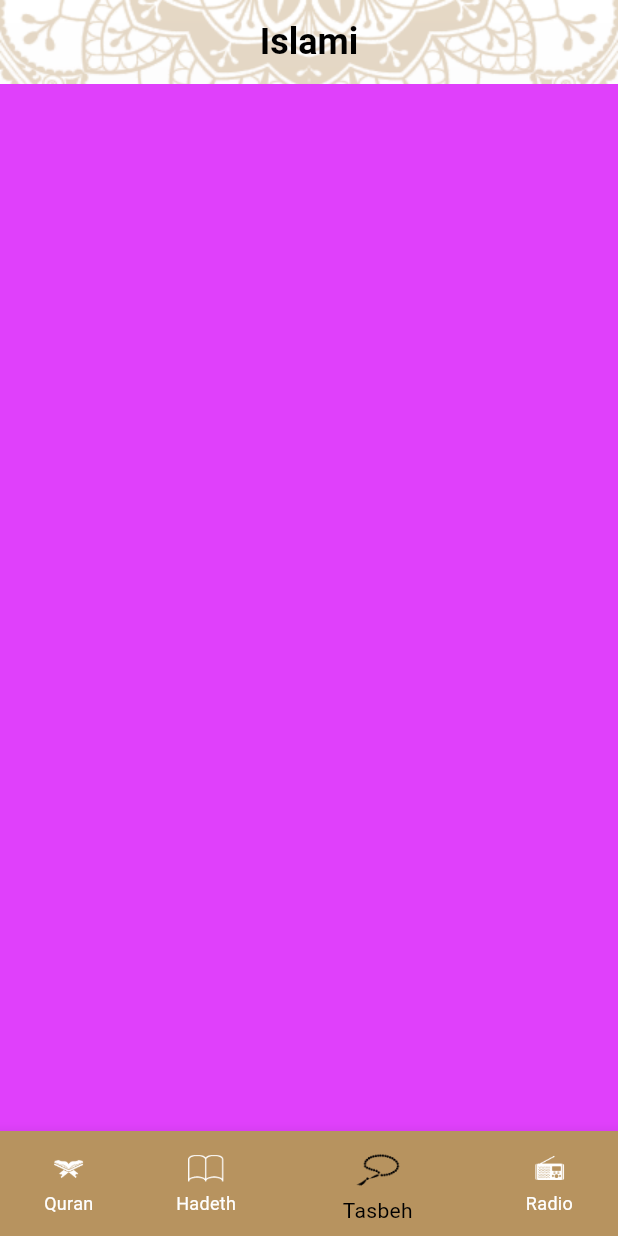
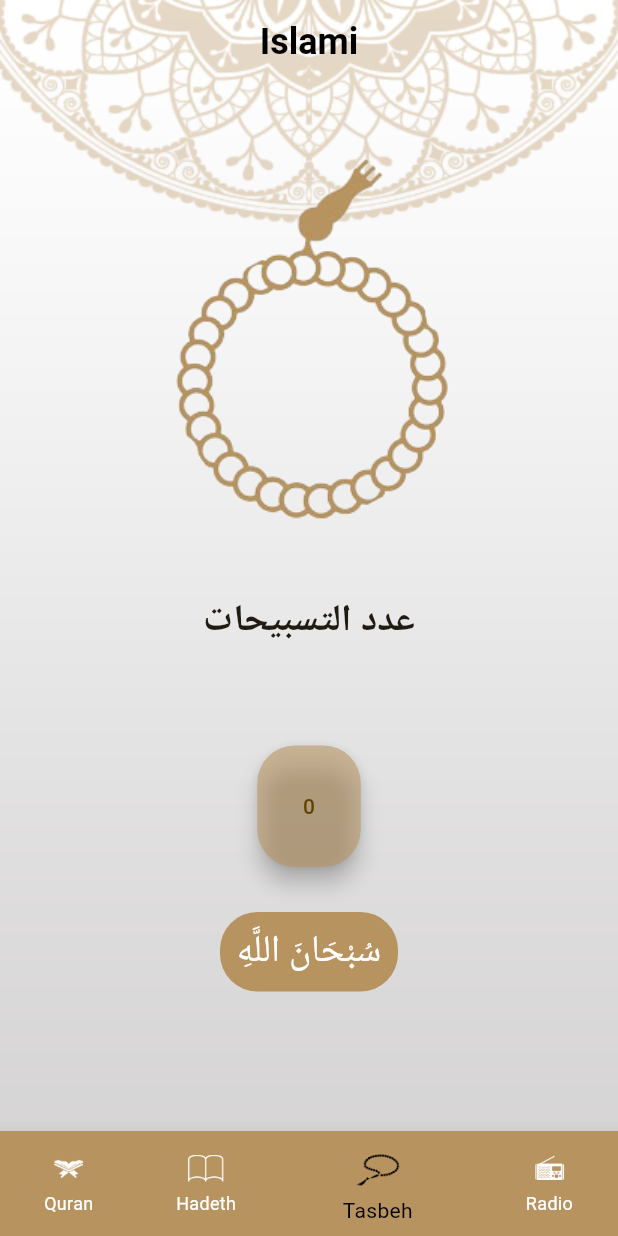
Before and after one commit to mSaaad10/flutter_quran_app_c11_friday, a Flutter app: the screen it shows after launch, item 3 of the bottom bar chosen, on a phone screen of 412 x 824 dp. Run offline on Flutter 3.47's test engine with Material 3 defaults, Android fonts, the phone set to English and light mode, and no system bars.

Commit message:
+tasbeh screen assginment

```diff
--- /dev/null
+++ b/assets/files/tasabe7.txt
@@ -0,0 +1,14 @@
+سُبْحَانَ اللَّهِ
+سُبْحَانَ اللَّهِ وَبِحَمْدِهِ
+سُبْحَانَ اللَّهِ وَالْحَمْدُ لِلَّهِ
+سُبْحَانَ اللهِ العَظِيمِ وَبِحَمْدِهِ
+سُبْحَانَ اللَّهِ وَبِحَمْدِهِ ، سُبْحَانَ اللَّهِ الْعَظِيمِ
+لَا إلَه إلّا اللهُ وَحْدَهُ لَا شَرِيكَ لَهُ، لَهُ الْمُلْكُ وَلَهُ الْحَمْدُ وَهُوَ عَلَى كُلُّ شَيْءِ قَدِيرِ
+الْحَمْدُ للّهِ رَبِّ الْعَالَمِينَ
+لا حَوْلَ وَلا قُوَّةَ إِلا بِاللَّهِ
+الْلَّهُم صَلِّ وَسَلِم وَبَارِك عَلَى سَيِّدِنَا مُحَمَّد
+أستغفر الله
+سُبْحَانَ الْلَّهِ، وَالْحَمْدُ لِلَّهِ، وَلَا إِلَهَ إِلَّا الْلَّهُ، وَالْلَّهُ أَكْبَرُ
+لَا إِلَهَ إِلَّا اللَّهُ
+سُبْحَانَ اللَّهِ ، وَالْحَمْدُ لِلَّهِ ، وَلا إِلَهَ إِلا اللَّهُ ، وَاللَّهُ أَكْبَرُ ، اللَّهُمَّ اغْفِرْ لِي ، اللَّهُمَّ ارْحَمْنِي ، اللَّهُمَّ ارْزُقْنِي
+الْحَمْدُ لِلَّهِ حَمْدًا كَثِيرًا طَيِّبًا مُبَارَكًا فِيهِ ٌ
--- a/lib/main.dart
+++ b/lib/main.dart
@@ -14,6 +14,7 @@ class MyApp extends StatelessWidget {
   @override
   Widget build(BuildContext context) {
     return MaterialApp(
+      debugShowCheckedModeBanner: false,
       routes: {
         SplashScreen.routeName: (_) => SplashScreen(),
         HomeScreen.routeNAme: (_) => HomeScreen(),
--- a/lib/ui/home/tabs/tasbeh_tab/tasbeh_tab.dart
+++ b/lib/ui/home/tabs/tasbeh_tab/tasbeh_tab.dart
@@ -1,12 +1,91 @@
 import 'package:flutter/material.dart';
+import 'package:flutter/services.dart';
 
-class TasbehTab extends StatelessWidget {
+class TasbehTab extends StatefulWidget {
   const TasbehTab({super.key});
 
   @override
+  State<TasbehTab> createState() => _TasbehTabState();
+}
+
+class _TasbehTabState extends State<TasbehTab> {
+  int counter=0;
+  double turns=0.0;
+  int tasbehCount=0;
+  List<String> tasabehList = [];
+  @override
   Widget build(BuildContext context) {
-    return Container(
-      color: Colors.purpleAccent,
+    if (tasabehList.isEmpty) loadTasabehFile();
+    return tasabehList.isEmpty
+        ? Center(
+      child: CircularProgressIndicator(),
+    )
+        :Column(
+      crossAxisAlignment: CrossAxisAlignment.center,
+      children: [
+        AnimatedRotation(
+          turns: turns,
+          duration: Duration(seconds: 1),
+          child:
+
+          Image.asset('assets/images/tasbeh.png',width: 237,height: 339,),
+        ),
+        SizedBox(
+            width: double.infinity,
+            child: Text('عدد التسبيحات',style: TextStyle(fontWeight: FontWeight.w600,fontSize: 25),textAlign: TextAlign.center)),
+        Container(
+          width: 69,
+          height: 81,
+          margin: EdgeInsets.only(top: 65),
+          child: FloatingActionButton(onPressed: () {
+            setState(() {
+              turns += 1 / 30 ;
+              if(counter<30){
+
+                counter++;
+              }
+              else
+              {
+                counter=0;
+                if(tasbehCount<13)
+                {
+                  tasbehCount++;
+                }else{tasbehCount=0;}
+              }
+            });
+          },
+            child: Text('$counter'),
+            backgroundColor: Color(0xffB7935F).withOpacity(0.57),
+            shape: RoundedRectangleBorder(borderRadius: BorderRadius.circular(25)),
+          ),
+        ),
+        Container(
+          margin: EdgeInsets.only(top: 30),
+          decoration: BoxDecoration(
+              borderRadius: BorderRadius.circular(25),
+              color: Color(0xffB7935F)
+          ),
+          child: Padding(
+            padding: const EdgeInsets.all(8.0),
+            child: Text('${tasabehList[tasbehCount]}',style: TextStyle(fontWeight: FontWeight.w400,fontSize: 25,color: Colors.white),textAlign: TextAlign.center,),
+          ),
+        )
+
+      ],
     );
   }
+  void loadTasabehFile() async {
+    String fileContent =
+    await rootBundle.loadString('assets/files/tasabe7.txt');
+    List<String> tasabeh = fileContent.split('\n');
+
+    tasabehList = tasabeh;
+
+    tasabeh.forEach(
+          (element) {
+        print(element);
+      },
+    );
+    setState(() {});
+  }
 }
--- a/pubspec.yaml
+++ b/pubspec.yaml
@@ -19,7 +19,7 @@ publish_to: 'none' # Remove this line if you wish to publish to pub.dev
 version: 1.0.0+1
 
 environment:
-  sdk: '>=3.4.3 <4.0.0'
+  sdk: '3.2.0'
 
 # Dependencies specify other packages that your package needs in order to work.
 # To automatically upgrade your package dependencies to the latest versions
```
Also changed, not shown: assets/images/tasbeh.png (added), pubspec.lock, 1 other file.
